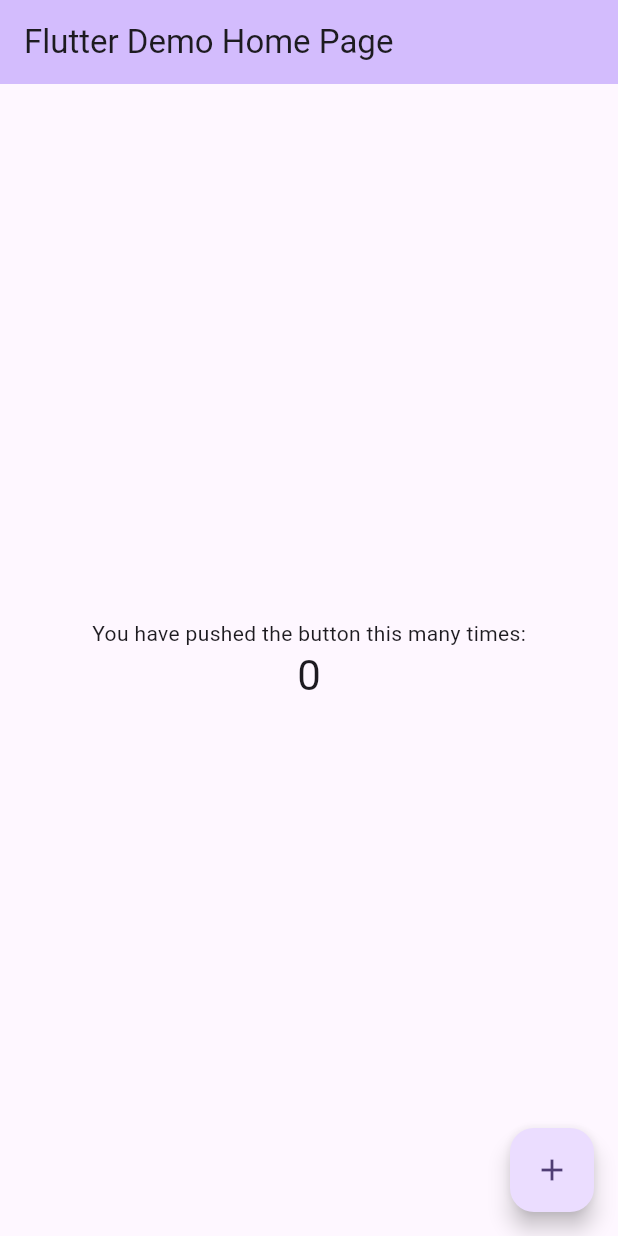
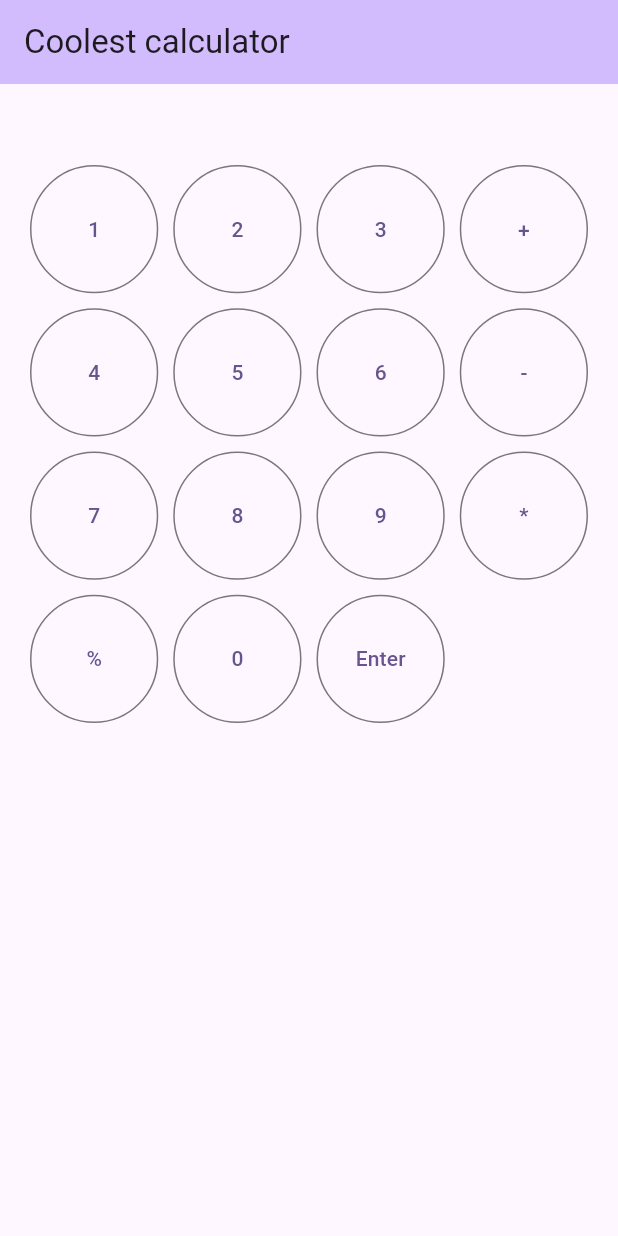
Before and after one commit to AneHoi/ane_calculator, a Flutter app: the screen it shows after launch, on a phone screen of 412 x 824 dp. Run offline on Flutter 3.47's test engine with Material 3 defaults, Android fonts, the phone set to English and light mode, and no system bars; missing offline and left inert: dart:html.

Commit message:
buttons added

```diff
--- a/intergration_test/app_test.dart
+++ b/intergration_test/app_test.dart
@@ -9,6 +9,7 @@ import 'package:flutter/material.dart';
 import 'package:flutter_test/flutter_test.dart';
 
 import 'package:ane_calculator/main.dart';
+import 'package:integration_test/integration_test.dart';
 
 void main() {
   IntegrationTestWidgetsFlutterBinding.ensureInitialized();
--- a/lib/main.dart
+++ b/lib/main.dart
@@ -7,46 +7,22 @@ void main() {
 class MyApp extends StatelessWidget {
   const MyApp({super.key});
 
-  // This widget is the root of your application.
   @override
   Widget build(BuildContext context) {
     return MaterialApp(
-      title: 'Flutter Demo',
+      title: 'Calculator',
+      debugShowCheckedModeBanner: false,
       theme: ThemeData(
-        // This is the theme of your application.
-        //
-        // TRY THIS: Try running your application with "flutter run". You'll see
-        // the application has a purple toolbar. Then, without quitting the app,
-        // try changing the seedColor in the colorScheme below to Colors.green
-        // and then invoke "hot reload" (save your changes or press the "hot
-        // reload" button in a Flutter-supported IDE, or press "r" if you used
-        // the command line to start the app).
-        //
-        // Notice that the counter didn't reset back to zero; the application
-        // state is not lost during the reload. To reset the state, use hot
-        // restart instead.
-        //
-        // This works for code too, not just values: Most code changes can be
-        // tested with just a hot reload.
         colorScheme: ColorScheme.fromSeed(seedColor: Colors.deepPurple),
         useMaterial3: true,
       ),
-      home: const MyHomePage(title: 'Flutter Demo Home Page'),
+      home: const MyHomePage(title: 'Coolest calculator'),
     );
   }
 }
 
 class MyHomePage extends StatefulWidget {
   const MyHomePage({super.key, required this.title});
-
-  // This widget is the home page of your application. It is stateful, meaning
-  // that it has a State object (defined below) that contains fields that affect
-  // how it looks.
-
-  // This class is the configuration for the state. It holds the values (in this
-  // case the title) provided by the parent (in this case the App widget) and
-  // used by the build method of the State. Fields in a Widget subclass are
-  // always marked "final".
 
   final String title;
 
@@ -55,71 +31,83 @@ class MyHomePage extends StatefulWidget {
 }
 
 class _MyHomePageState extends State<MyHomePage> {
-  int _counter = 0;
+  var operants;
+  String _changeableText = "";
 
-  void _incrementCounter() {
+  void changeText(String i) {
     setState(() {
-      // This call to setState tells the Flutter framework that something has
-      // changed in this State, which causes it to rerun the build method below
-      // so that the display can reflect the updated values. If we changed
-      // _counter without calling setState(), then the build method would not be
-      // called again, and so nothing would appear to happen.
-      _counter++;
+      _changeableText = _changeableText + " " + i;
     });
   }
 
   @override
   Widget build(BuildContext context) {
-    // This method is rerun every time setState is called, for instance as done
-    // by the _incrementCounter method above.
-    //
-    // The Flutter framework has been optimized to make rerunning build methods
-    // fast, so that you can just rebuild anything that needs updating rather
-    // than having to individually change instances of widgets.
     return Scaffold(
       appBar: AppBar(
-        // TRY THIS: Try changing the color here to a specific color (to
-        // Colors.amber, perhaps?) and trigger a hot reload to see the AppBar
-        // change color while the other colors stay the same.
         backgroundColor: Theme.of(context).colorScheme.inversePrimary,
-        // Here we take the value from the MyHomePage object that was created by
-        // the App.build method, and use it to set our appbar title.
         title: Text(widget.title),
       ),
-      body: Center(
-        // Center is a layout widget. It takes a single child and positions it
-        // in the middle of the parent.
-        child: Column(
-          // Column is also a layout widget. It takes a list of children and
-          // arranges them vertically. By default, it sizes itself to fit its
-          // children horizontally, and tries to be as tall as its parent.
-          //
-          // Column has various properties to control how it sizes itself and
-          // how it positions its children. Here we use mainAxisAlignment to
-          // center the children vertically; the main axis here is the vertical
-          // axis because Columns are vertical (the cross axis would be
-          // horizontal).
-          //
-          // TRY THIS: Invoke "debug painting" (choose the "Toggle Debug Paint"
-          // action in the IDE, or press "p" in the console), to see the
-          // wireframe for each widget.
-          mainAxisAlignment: MainAxisAlignment.center,
-          children: <Widget>[
-            const Text(
-              'You have pushed the button this many times:',
+      body: Column(
+        children: <Widget>[
+          Row(
+            children: <Widget>[
+              Container(
+                color: Colors.blue[50],
+                child: Align(
+                  alignment: Alignment.centerRight,
+                  child: Text(
+                    _changeableText,
+                    style: const TextStyle(
+                      fontSize: 24,
+                      fontWeight: FontWeight.bold,
+                    ),
+                  ),
+                ),
+              ),
+            ],
+          ),
+          Expanded(
+            child: GridView.count(
+              primary: false,
+              padding: const EdgeInsets.all(20),
+              crossAxisSpacing: 10,
+              mainAxisSpacing: 10,
+              crossAxisCount: 4,
+              children: <Widget>[
+                buildElement("1"),
+                buildElement("2"),
+                buildElement("3"),
+                buildElement("+"),
+
+                buildElement("4"),
+                buildElement("5"),
+                buildElement("6"),
+                buildElement("-"),
+
+                buildElement("7"),
+                buildElement("8"),
+                buildElement("9"),
+                buildElement("*"),
+                buildElement("%"),
+
+                buildElement("0"),
+                buildElement("Enter")
+              ],
             ),
-            Text(
-              '$_counter',
-              style: Theme.of(context).textTheme.headlineMedium,
-            ),
-          ],
-        ),
+          ),
+        ],
       ),
-      floatingActionButton: FloatingActionButton(
-        onPressed: _incrementCounter,
-        tooltip: 'Increment',
-        child: const Icon(Icons.add),
-      ), // This trailing comma makes auto-formatting nicer for build methods.
+    );
+  }
+
+  Container buildElement(String i) {
+    return Container(
+      child: OutlinedButton(
+        onPressed: () {
+          changeText(i);
+        },
+        child: Text(i),
+      ),
     );
   }
 }
```
Also changed, not shown: lib/bll/calc.dart (added, +72 -0 lines).
